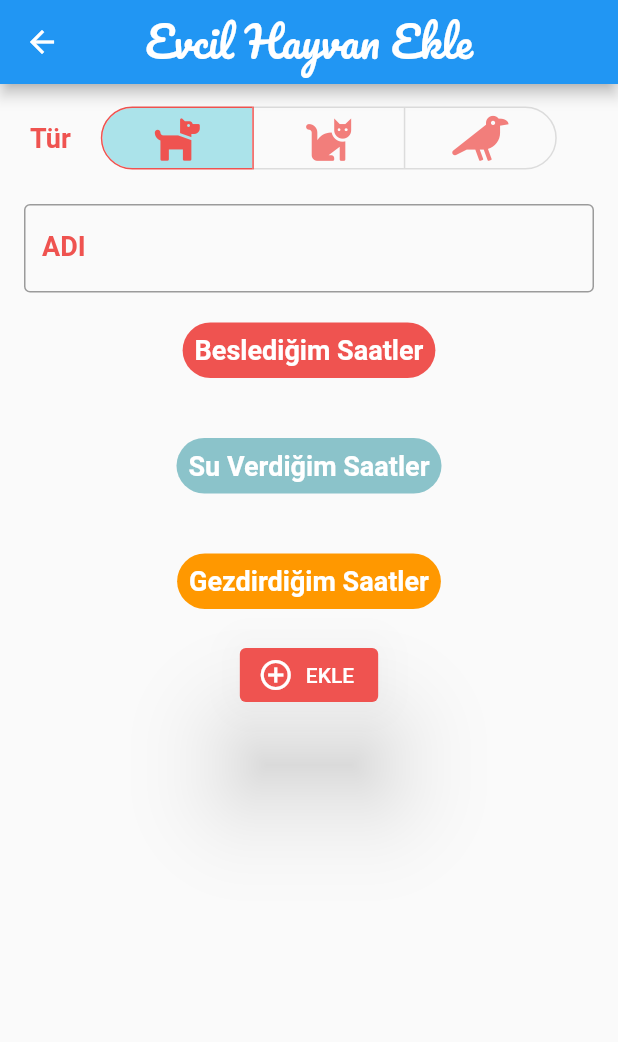
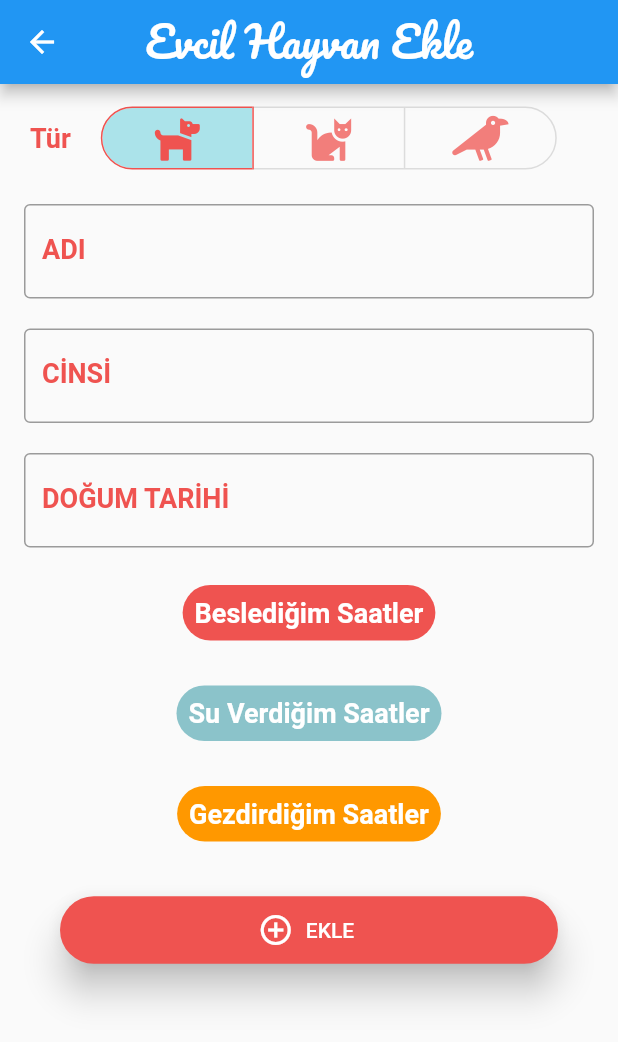
Before and after one commit to fatihy101/petCare, a Flutter app: the screen it shows after launch, after a tap on an icon or button, on a phone screen of 412 x 824 dp. Shown: the top 1042 px of the screen. Run offline on Flutter 3.47's test engine with Material 2 defaults, Android fonts, the phone set to English and light mode, and no system bars; drawn by our look-alikes of expandable; our stand-ins replace cloud_firestore, firebase_auth, firebase_core, flutter_spinkit, font_awesome_flutter, get and 3 more; missing offline and left inert: day_night_time_picker; accounts and stored records are empty; Roboto replaces fonts that are missing (Courgette).

Commit message:
Add pet completed

```diff
--- a/lib/app.dart
+++ b/lib/app.dart
@@ -5,6 +5,7 @@ import 'package:pet_care/pages/add_pet/add_pet_view.dart';
 import 'package:pet_care/pages/home/home_bindings.dart';
 import 'package:pet_care/pages/login/login_view.dart';
 import 'package:pet_care/pages/sign_up/sign_up_view.dart';
+import 'package:pet_care/pages/splash_screen/splash_bindings.dart';
 import 'package:pet_care/pages/splash_screen/splash_screen_view.dart';
 import 'package:pet_care/pages/home/home_view.dart';
 
@@ -21,7 +22,7 @@ class App extends StatelessWidget {
       debugShowCheckedModeBanner: false,
       initialRoute: "/",
       getPages: [
-        GetPage(name: "/", page: () => SplashScreenView()),
+        GetPage(name: "/", page: () => SplashScreenView(), binding: SplashBindings()),
         GetPage(name: "/login", page: () =>  LoginView()),
         GetPage(name: "/home", page: () => HomeView(), binding: HomeBindings()),
         GetPage(name: "/add_pet", page: () => AddPetView()),
--- a/lib/extensions/conversions.dart
+++ b/lib/extensions/conversions.dart
@@ -19,3 +19,7 @@ extension mapConversion on List<TimeOfDay> {
     return returnList;
   }
 }
+
+extension dateTimeStringFormat on DateTime {
+  withoutHourString() => "${this.day}/${this.month}/${this.year}";
+}
--- /dev/null
+++ b/lib/models/bird.dart
@@ -0,0 +1,21 @@
+import 'package:pet_care/models/pet.dart';
+
+import 'activity_scheduler.dart';
+
+class Bird extends Pet {
+  Bird(
+      {String? id,
+      required String name,
+      required ActivityScheduler feedingActivity,
+      String? breed,
+      DateTime? birthdayDate,
+      ActivityScheduler? fillWaterActivity})
+      : super(
+            id: id,
+            name: name,
+            feedingActivity: feedingActivity,
+            birthdayDate: birthdayDate,
+            fillWaterActivity: fillWaterActivity,
+            species: "Bird",
+            breed: breed);
+}
--- /dev/null
+++ b/lib/models/cat.dart
@@ -0,0 +1,20 @@
+import 'package:pet_care/models/activity_scheduler.dart';
+import 'package:pet_care/models/pet.dart';
+
+class Cat extends Pet {
+  Cat(
+      {String? id,
+      required String name,
+      required ActivityScheduler feedingActivity,
+      String? breed,
+      DateTime? birthdayDate,
+      ActivityScheduler? fillWaterActivity})
+      : super(
+            id: id,
+            name: name,
+            feedingActivity: feedingActivity,
+            birthdayDate: birthdayDate,
+            fillWaterActivity: fillWaterActivity,
+            species: "Cat",
+            breed: breed);
+}
--- a/lib/models/dog.dart
+++ b/lib/models/dog.dart
@@ -2,24 +2,30 @@ import 'package:pet_care/models/activity_scheduler.dart';
 import 'package:pet_care/models/pet.dart';
 
 class Dog extends Pet {
+  String? id;
   final String name;
+  String? breed;
   DateTime? birthdayDate;
   ActivityScheduler? fillWaterActivity;
   ActivityScheduler feedingActivity;
   ActivityScheduler? walkingActivity;
 
   Dog(
-      {required this.name,
+      {this.id,
+      required this.name,
       required this.feedingActivity,
+      this.breed,
       this.birthdayDate,
       this.fillWaterActivity,
       this.walkingActivity})
       : super(
+            id: id,
             name: name,
             feedingActivity: feedingActivity,
             birthdayDate: birthdayDate,
             fillWaterActivity: fillWaterActivity,
-            species: "Dog");
+            species: "Dog",
+            breed: breed);
 
   @override
   Map<String, dynamic> toJsonMap() {
--- a/lib/models/pet.dart
+++ b/lib/models/pet.dart
@@ -1,18 +1,22 @@
 import 'activity_scheduler.dart';
 
 class Pet {
+  String? id;
   final String name;
   DateTime? birthdayDate;
+  String? breed;
   ActivityScheduler? fillWaterActivity;
   ActivityScheduler feedingActivity;
   String? species;
 
   Pet(
-      {required this.name,
+      {this.id,
+      required this.name,
       this.fillWaterActivity,
       required this.feedingActivity,
       this.birthdayDate,
-      this.species});
+      this.species,
+      this.breed});
 
   Map<String, dynamic> toJsonMap() => <String, dynamic>{
         "name": name,
@@ -21,5 +25,6 @@ class Pet {
         "fillWaterActivity":
             fillWaterActivity == null ? null : fillWaterActivity!.toJsonMap(),
         "species": species ?? null,
+        "breed": breed ?? null
       };
 }
--- a/lib/pages/add_pet/add_pet_view.dart
+++ b/lib/pages/add_pet/add_pet_view.dart
@@ -4,9 +4,34 @@ import 'package:font_awesome_flutter/font_awesome_flutter.dart';
 import 'package:get/get.dart';
 import 'package:pet_care/pages/add_pet/add_pet_controller.dart';
 import 'package:pet_care/pages/add_pet/expandable_time_selector.dart';
+import 'package:pet_care/extensions/conversions.dart';
+import 'package:pet_care/widgets/block_icon_button.dart';
+import 'package:pet_care/widgets/custom_snackbar.dart';
 
-class AddPetView extends StatelessWidget {
+class AddPetView extends StatefulWidget {
+  @override
+  _AddPetViewState createState() => _AddPetViewState();
+}
+
+class _AddPetViewState extends State<AddPetView> {
   final AddPetController _controller = Get.put(AddPetController());
+  DateTime now = DateTime.now();
+
+  DateTime? birthdayDate;
+
+  Future<void> selectDate(BuildContext context) async {
+    final DateTime? picked = await showDatePicker(
+        context: context,
+        confirmText: "TAMAM",
+        cancelText: "İPTAL",
+        initialDate: now,
+        firstDate: DateTime(1990, 1),
+        lastDate: now.add(Duration(days: 1)));
+
+    setState(() {
+      birthdayDate = picked;
+    });
+  }
 
   @override
   Widget build(BuildContext context) {
@@ -16,7 +41,8 @@ class AddPetView extends StatelessWidget {
           title: Text("Evcil Hayvan Ekle",
               style: Get.theme.appBarTheme.titleTextStyle),
         ),
-        body: Column(
+        body: SingleChildScrollView(
+          child: Column(
             crossAxisAlignment: CrossAxisAlignment.center,
             mainAxisSize: MainAxisSize.max,
             children: [
@@ -35,8 +61,7 @@ class AddPetView extends StatelessWidget {
                     ),
                     Expanded(
                       child: Obx(
-                          () =>
-                          ToggleButtons(
+                        () => ToggleButtons(
                             selectedColor: Get.theme.primaryColor,
                             color: Get.theme.primaryColor.withAlpha(190),
                             splashColor: Get.theme.backgroundColor,
@@ -66,12 +91,48 @@ class AddPetView extends StatelessWidget {
                 padding: EdgeInsets.only(right: 16, left: 16, top: 20),
                 child: TextField(
                   controller: _controller.nameText,
-                keyboardType: TextInputType.visiblePassword,
+                  style: Get.textTheme.bodyText2!
+                      .copyWith(color: Colors.black, fontSize: 20),
                   decoration: InputDecoration(
                       labelText: "ADI",
                       labelStyle: Get.textTheme.bodyText2!
                           .copyWith(color: Get.theme.primaryColor),
                       border: OutlineInputBorder()),
+                ),
+              ),
+              Padding(
+                padding: EdgeInsets.only(right: 16, left: 16, top: 20),
+                child: TextField(
+                  controller: _controller.breedText,
+                  style: Get.textTheme.bodyText2!
+                      .copyWith(color: Colors.black, fontSize: 20),
+                  decoration: InputDecoration(
+                      labelText: "CİNSİ",
+                      labelStyle: Get.textTheme.bodyText2!
+                          .copyWith(color: Get.theme.primaryColor),
+                      border: OutlineInputBorder()),
+                ),
+              ),
+              Padding(
+                padding: EdgeInsets.only(right: 16, left: 16, top: 20,bottom: 10),
+                child: InkWell(
+                  onTap: () => selectDate(context),
+                  child: IgnorePointer(
+                    child: TextField(
+                      readOnly: true,
+                      controller: TextEditingController(
+                          text: birthdayDate != null
+                              ? birthdayDate!.withoutHourString()
+                              : ""),
+                      style: Get.textTheme.bodyText2!
+                          .copyWith(color: Colors.black, fontSize: 20),
+                      decoration: InputDecoration(
+                          labelText: "DOĞUM TARİHİ",
+                          labelStyle: Get.textTheme.bodyText2!
+                              .copyWith(color: Get.theme.primaryColor),
+                          border: OutlineInputBorder()),
+                    ),
+                  ),
                 ),
               ),
               ExpandableTimeSelector(
@@ -85,8 +146,7 @@ class AddPetView extends StatelessWidget {
                   selectedTimes: _controller.waterTimes,
                   color: Color(0xFF8BC3CA)),
               Obx(
-                  () =>
-                  Visibility(
+                () => Visibility(
                   visible: _controller.selections[0],
                   child: ExpandableTimeSelector(
                     title: "Gezdirdiğim Saatler",
@@ -96,12 +156,22 @@ class AddPetView extends StatelessWidget {
                   ),
                 ),
               ),
-            ElevatedButton.icon(
-                style: ElevatedButton.styleFrom(primary: Get.theme.primaryColor, elevation: 30),
-                onPressed: () {},
+              Padding(
+                padding: const EdgeInsets.symmetric(horizontal: 40,  vertical: 20),
+                child: BlockIconButton(
+                    textWidget: Text("EKLE"),
+                    onPressed: () {
+                      if(birthdayDate != null) {
+                        _controller.savePet(birthdayDate!);
+                      } else {
+                        CustomSnackBar.getSnackBar("Doğum tarihini giriniz", "Bir doğum tarihi belirtiniz");
+                      }
+                    },
                     icon: Icon(Icons.add_circle_outline),
-                label: Text("EKLE")),
+                    color: Get.theme.primaryColor),
+              ),
             ],
+          ),
         ));
   }
 }
--- a/lib/pages/add_pet/expandable_time_selector.dart
+++ b/lib/pages/add_pet/expandable_time_selector.dart
@@ -21,7 +21,7 @@ class ExpandableTimeSelector extends StatelessWidget {
   @override
   Widget build(BuildContext context) {
     return Padding(
-      padding: EdgeInsets.symmetric(vertical: 20, horizontal: 10),
+      padding: EdgeInsets.symmetric(vertical: 15, horizontal: 10),
       child: Container(
         padding: EdgeInsets.all(8),
         decoration: BoxDecoration(
--- /dev/null
+++ b/lib/pages/splash_screen/splash_bindings.dart
@@ -0,0 +1,14 @@
+import 'package:get/get.dart';
+import 'package:pet_care/services/authentication.dart';
+import 'package:pet_care/services/pet_service.dart';
+import 'package:pet_care/services/user_service.dart';
+
+class SplashBindings extends Bindings{
+  @override
+  void dependencies() {
+  Get.put(PetService(), permanent: true);
+  Get.put(UserService(), permanent: true);
+  Get.put(Authentication(), permanent: true);
+  }
+
+}
--- a/lib/pages/splash_screen/splash_screen_controller.dart
+++ b/lib/pages/splash_screen/splash_screen_controller.dart
@@ -1,11 +1,9 @@
 import 'package:flutter/material.dart';
 import 'package:get/get.dart';
 import 'package:pet_care/services/authentication.dart';
-import 'package:pet_care/services/user_service.dart';
 
 class SplashScreenController extends GetxController {
-  UserService _service = Get.put(UserService(), permanent: true);
-  Authentication _authentication = Get.put(Authentication(), permanent: true);
+  Authentication _authentication = Get.find();
 
   var loadingText = "Yükleniyor...".obs;
 
```
Also changed, not shown: lib/pages/add_pet/add_pet_controller.dart (+75 -2 lines), lib/services/fire_store_service.dart (+44 -8 lines), lib/services/pet_service.dart (added, +44 -0 lines), 1 other file. Lines whose indentation alone changed are shown as unchanged.
